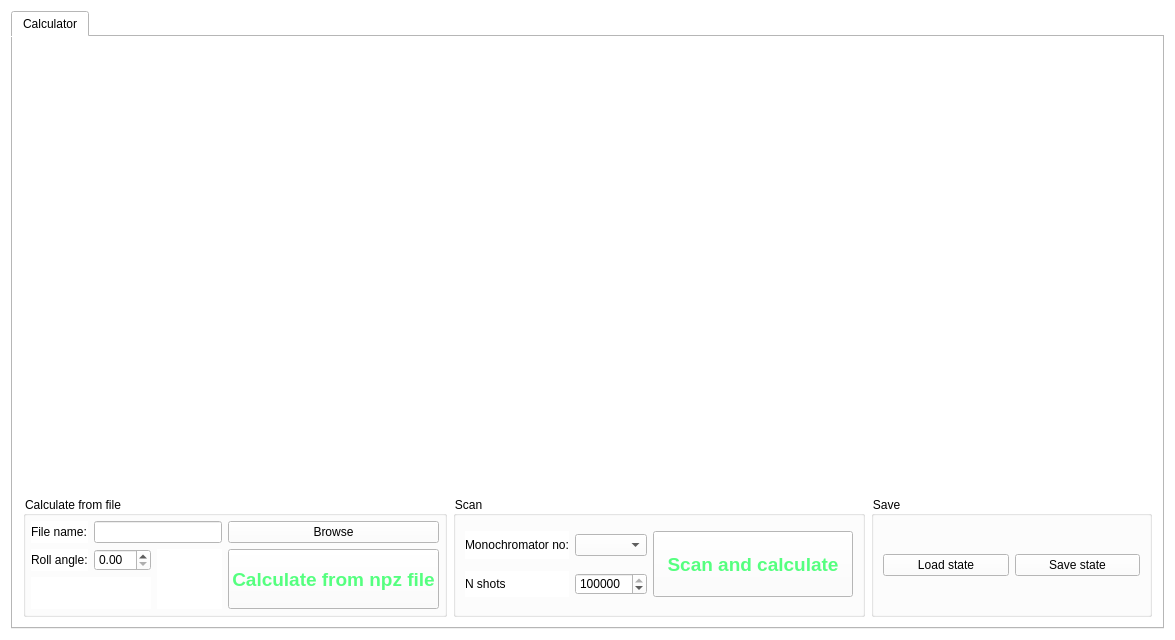
sergey-tomin/pyhirex, file gui/UICalculator.ui: the form before one commit.
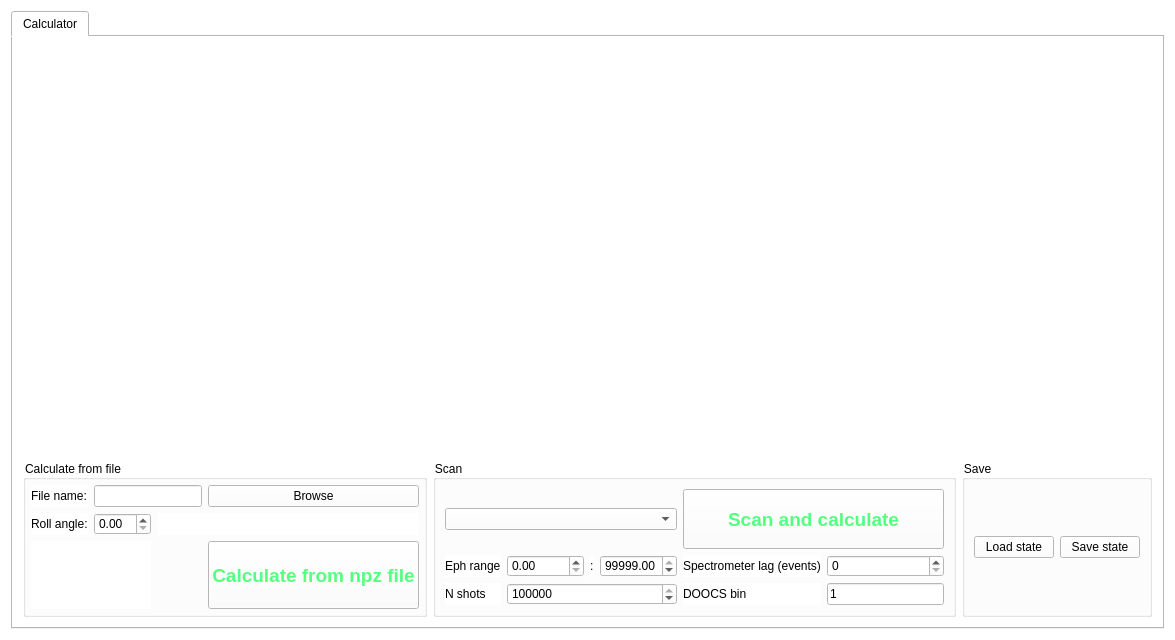
The form after the commit.

Commit message: Energy offset calculator live scan update

Diff of the .ui file:
```diff
--- a/gui/UICalculator.ui
+++ b/gui/UICalculator.ui
@@ -51,8 +51,234 @@
        <property name="spacing">
         <number>6</number>
        </property>
-       <item row="0" column="3" colspan="2">
-        <widget class="QWidget" name="widget_calc_2" native="true">
+       <item row="2" column="3">
+        <widget class="QGroupBox" name="groupBox">
+         <property name="title">
+          <string>Scan</string>
+         </property>
+         <layout class="QGridLayout" name="gridLayout">
+          <item row="4" column="1">
+           <widget class="QLabel" name="label_4">
+            <property name="text">
+             <string>N shots</string>
+            </property>
+           </widget>
+          </item>
+          <item row="2" column="6">
+           <widget class="QSpinBox" name="sb_corr2d_lag"/>
+          </item>
+          <item row="2" column="3">
+           <widget class="QLabel" name="label_6">
+            <property name="text">
+             <string>:</string>
+            </property>
+           </widget>
+          </item>
+          <item row="2" column="2">
+           <widget class="QDoubleSpinBox" name="sb_emin">
+            <property name="locale">
+             <locale language="English" country="UnitedStates"/>
+            </property>
+            <property name="maximum">
+             <double>99999.000000000000000</double>
+            </property>
+           </widget>
+          </item>
+          <item row="2" column="4">
+           <widget class="QDoubleSpinBox" name="sb_emax">
+            <property name="locale">
+             <locale language="English" country="UnitedStates"/>
+            </property>
+            <property name="maximum">
+             <double>99999.000000000000000</double>
+            </property>
+            <property name="value">
+             <double>99999.000000000000000</double>
+            </property>
+           </widget>
+          </item>
+          <item row="4" column="6">
+           <widget class="QLineEdit" name="sb_corr2d_binning">
+            <property name="text">
+             <string>1</string>
+            </property>
+           </widget>
+          </item>
+          <item row="1" column="1" colspan="4">
+           <widget class="QComboBox" name="combo_mono">
+            <property name="palette">
+             <palette>
+              <active>
+               <colorrole role="Button">
+                <brush brushstyle="SolidPattern">
+                 <color alpha="255">
+                  <red>255</red>
+                  <green>255</green>
+                  <blue>255</blue>
+                 </color>
+                </brush>
+               </colorrole>
+               <colorrole role="Base">
+                <brush brushstyle="SolidPattern">
+                 <color alpha="255">
+                  <red>255</red>
+                  <green>255</green>
+                  <blue>255</blue>
+                 </color>
+                </brush>
+               </colorrole>
+               <colorrole role="Window">
+                <brush brushstyle="SolidPattern">
+                 <color alpha="255">
+                  <red>255</red>
+                  <green>255</green>
+                  <blue>255</blue>
+                 </color>
+                </brush>
+               </colorrole>
+              </active>
+              <inactive>
+               <colorrole role="Button">
+                <brush brushstyle="SolidPattern">
+                 <color alpha="255">
+                  <red>255</red>
+                  <green>255</green>
+                  <blue>255</blue>
+                 </color>
+                </brush>
+               </colorrole>
+               <colorrole role="Base">
+                <brush brushstyle="SolidPattern">
+                 <color alpha="255">
+                  <red>255</red>
+                  <green>255</green>
+                  <blue>255</blue>
+                 </color>
+                </brush>
+               </colorrole>
+               <colorrole role="Window">
+                <brush brushstyle="SolidPattern">
+                 <color alpha="255">
+                  <red>255</red>
+                  <green>255</green>
+                  <blue>255</blue>
+                 </color>
+                </brush>
+               </colorrole>
+              </inactive>
+              <disabled>
+               <colorrole role="Button">
+                <brush brushstyle="SolidPattern">
+                 <color alpha="255">
+                  <red>255</red>
+                  <green>255</green>
+                  <blue>255</blue>
+                 </color>
+                </brush>
+               </colorrole>
+               <colorrole role="Base">
+                <brush brushstyle="SolidPattern">
+                 <color alpha="255">
+                  <red>255</red>
+                  <green>255</green>
+                  <blue>255</blue>
+                 </color>
+                </brush>
+               </colorrole>
+               <colorrole role="Window">
+                <brush brushstyle="SolidPattern">
+                 <color alpha="255">
+                  <red>255</red>
+                  <green>255</green>
+                  <blue>255</blue>
+                 </color>
+                </brush>
+               </colorrole>
+              </disabled>
+             </palette>
+            </property>
+            <property name="currentText">
+             <string/>
+            </property>
+            <property name="maxCount">
+             <number>2147483647</number>
+            </property>
+           </widget>
+          </item>
+          <item row="2" column="1">
+           <widget class="QLabel" name="label_5">
+            <property name="text">
+             <string>Eph range</string>
+            </property>
+           </widget>
+          </item>
+          <item row="2" column="5">
+           <widget class="QLabel" name="label_7">
+            <property name="text">
+             <string>Spectrometer lag (events)</string>
+            </property>
+           </widget>
+          </item>
+          <item row="1" column="5" colspan="2">
+           <widget class="QPushButton" name="pb_scan">
+            <property name="minimumSize">
+             <size>
+              <width>200</width>
+              <height>60</height>
+             </size>
+            </property>
+            <property name="maximumSize">
+             <size>
+              <width>1000</width>
+              <height>1000</height>
+             </size>
+            </property>
+            <property name="font">
+             <font>
+              <pointsize>14</pointsize>
+              <weight>75</weight>
+              <bold>true</bold>
+             </font>
+            </property>
+            <property name="styleSheet">
+             <string notr="true">color: rgb(85, 255, 127);</string>
+            </property>
+            <property name="text">
+             <string>Scan and calculate</string>
+            </property>
+           </widget>
+          </item>
+          <item row="4" column="5">
+           <widget class="QLabel" name="label_2">
+            <property name="text">
+             <string>DOOCS bin</string>
+            </property>
+           </widget>
+          </item>
+          <item row="4" column="2" colspan="3">
+           <widget class="QSpinBox" name="sb_n_shots_max">
+            <property name="locale">
+             <locale language="English" country="UnitedStates"/>
+            </property>
+            <property name="maximum">
+             <number>10000000</number>
+            </property>
+            <property name="singleStep">
+             <number>1000</number>
+            </property>
+            <property name="value">
+             <number>100000</number>
+            </property>
+           </widget>
+          </item>
+         </layout>
+        </widget>
+       </item>
+       <item row="0" column="5">
+        <widget class="QWidget" name="widget" native="true"/>
+       </item>
+       <item row="0" column="0" colspan="3">
+        <widget class="QWidget" name="widget_calc" native="true">
          <property name="sizePolicy">
           <sizepolicy hsizetype="MinimumExpanding" vsizetype="MinimumExpanding">
            <horstretch>0</horstretch>
@@ -118,35 +344,6 @@
           <item row="3" column="1">
            <widget class="QDoubleSpinBox" name="roll_angle"/>
           </item>
-          <item row="3" column="4" rowspan="2">
-           <widget class="QPushButton" name="pb_start_calc">
-            <property name="minimumSize">
-             <size>
-              <width>200</width>
-              <height>60</height>
-             </size>
-            </property>
-            <property name="maximumSize">
-             <size>
-              <width>1000</width>
-              <height>1000</height>
-             </size>
-            </property>
-            <property name="font">
-             <font>
-              <pointsize>14</pointsize>
-              <weight>75</weight>
-              <bold>true</bold>
-             </font>
-            </property>
-            <property name="styleSheet">
-             <string notr="true">color: rgb(85, 255, 127);</string>
-            </property>
-            <property name="text">
-             <string>Calculate from npz file</string>
-            </property>
-           </widget>
-          </item>
           <item row="0" column="1" colspan="3">
            <widget class="QLineEdit" name="file_name"/>
           </item>
@@ -157,7 +354,36 @@
             </property>
            </widget>
           </item>
-          <item row="3" column="2" rowspan="2" colspan="2">
+          <item row="4" column="4">
+           <widget class="QPushButton" name="pb_start_calc">
+            <property name="minimumSize">
+             <size>
+              <width>200</width>
+              <height>60</height>
+             </size>
+            </property>
+            <property name="maximumSize">
+             <size>
+              <width>1000</width>
+              <height>1000</height>
+             </size>
+            </property>
+            <property name="font">
+             <font>
+              <pointsize>14</pointsize>
+              <weight>75</weight>
+              <bold>true</bold>
+             </font>
+            </property>
+            <property name="styleSheet">
+             <string notr="true">color: rgb(85, 255, 127);</string>
+            </property>
+            <property name="text">
+             <string>Calculate from npz file</string>
+            </property>
+           </widget>
+          </item>
+          <item row="3" column="2" colspan="3">
            <widget class="QLabel" name="output">
             <property name="font">
              <font>
@@ -212,87 +438,6 @@
          </property>
         </widget>
        </item>
-       <item row="2" column="3">
-        <widget class="QGroupBox" name="groupBox">
-         <property name="title">
-          <string>Scan</string>
-         </property>
-         <layout class="QGridLayout" name="gridLayout">
-          <item row="2" column="1">
-           <widget class="QLabel" name="label_4">
-            <property name="text">
-             <string>N shots</string>
-            </property>
-           </widget>
-          </item>
-          <item row="1" column="2">
-           <widget class="QComboBox" name="comboBox">
-            <property name="currentText">
-             <string/>
-            </property>
-            <property name="maxCount">
-             <number>2147483647</number>
-            </property>
-           </widget>
-          </item>
-          <item row="2" column="2">
-           <widget class="QSpinBox" name="spinBox">
-            <property name="locale">
-             <locale language="English" country="UnitedStates"/>
-            </property>
-            <property name="maximum">
-             <number>10000000</number>
-            </property>
-            <property name="singleStep">
-             <number>1000</number>
-            </property>
-            <property name="value">
-             <number>100000</number>
-            </property>
-           </widget>
-          </item>
-          <item row="1" column="1">
-           <widget class="QLabel" name="label_2">
-            <property name="text">
-             <string>Monochromator no:</string>
-            </property>
-           </widget>
-          </item>
-          <item row="1" column="3" rowspan="2">
-           <widget class="QPushButton" name="pb_scan">
-            <property name="minimumSize">
-             <size>
-              <width>200</width>
-              <height>60</height>
-             </size>
-            </property>
-            <property name="maximumSize">
-             <size>
-              <width>1000</width>
-              <height>1000</height>
-             </size>
-            </property>
-            <property name="font">
-             <font>
-              <pointsize>14</pointsize>
-              <weight>75</weight>
-              <bold>true</bold>
-             </font>
-            </property>
-            <property name="styleSheet">
-             <string notr="true">color: rgb(85, 255, 127);</string>
-            </property>
-            <property name="text">
-             <string>Scan and calculate</string>
-            </property>
-           </widget>
-          </item>
-         </layout>
-        </widget>
-       </item>
-       <item row="0" column="5">
-        <widget class="QWidget" name="widget" native="true"/>
-       </item>
       </layout>
      </widget>
     </widget>
```
Left out of the diff: 8 changed lines with no effect on the pictures. The commit also changes 3 other files.
